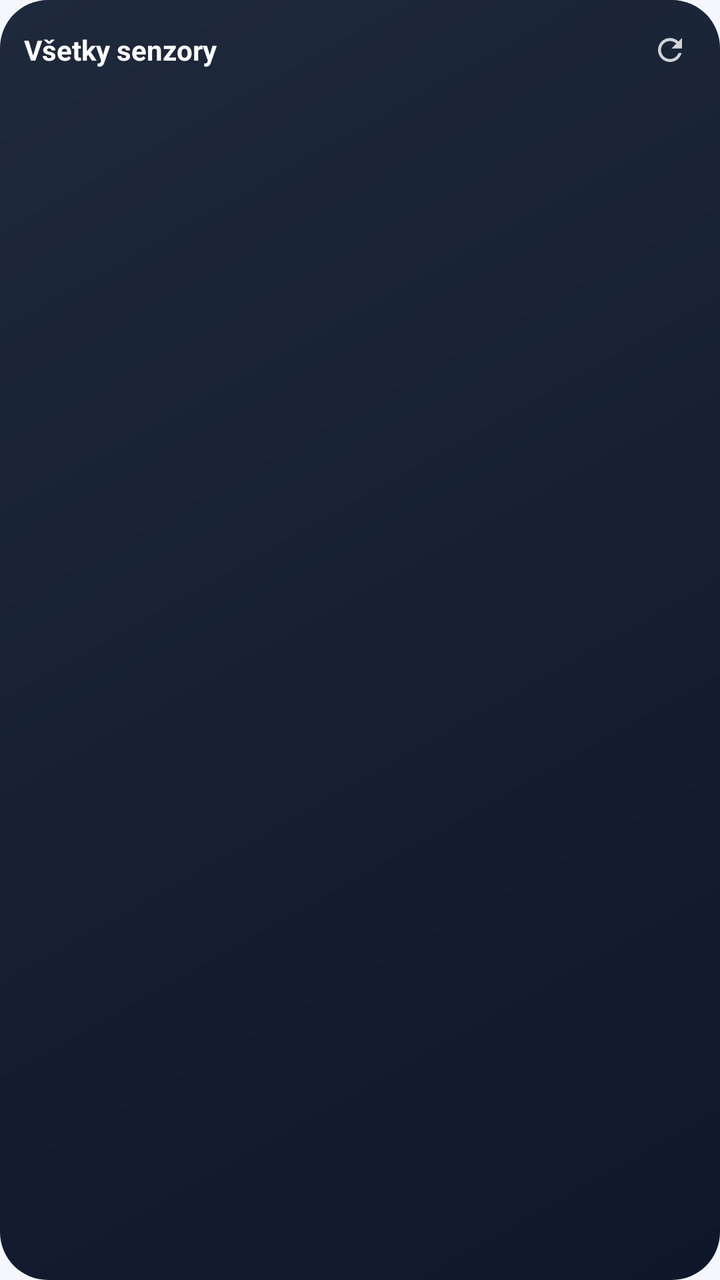
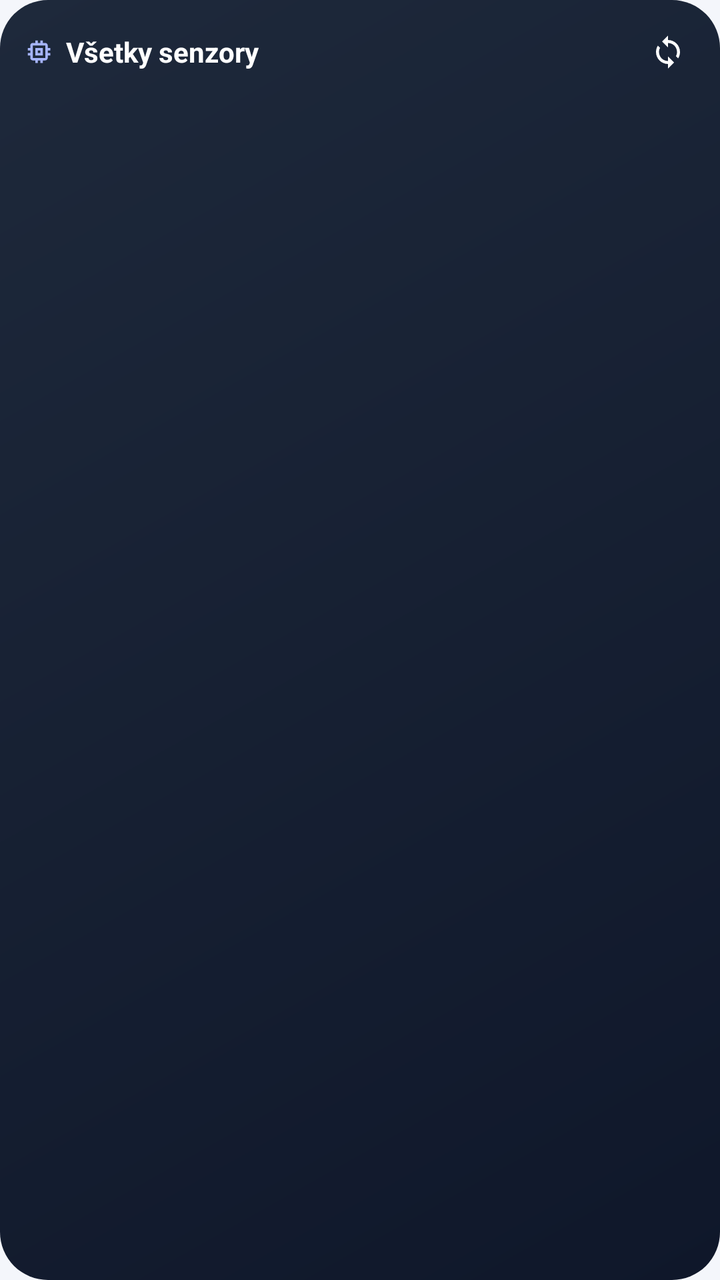

Compare the two renders of this Android layout. The source of the first and the diff that turns it into the second are given below.
<!-- AndroidManifest.xml: application theme AppTheme -->
<!-- res/layout/widget_09.xml -->
<?xml version="1.0" encoding="utf-8"?>
<LinearLayout xmlns:android="http://schemas.android.com/apk/res/android" android:id="@+id/root" android:layout_width="match_parent" android:layout_height="match_parent"
    android:orientation="vertical" android:padding="12dp" android:background="@drawable/bg_dark">
    <LinearLayout android:layout_width="match_parent" android:layout_height="wrap_content" android:gravity="center_vertical">
        <TextView android:layout_width="0dp" android:layout_weight="1" android:layout_height="wrap_content"
            android:textColor="#FFFFFFFF" android:textSize="14sp" android:textStyle="bold" android:text="Všetky senzory" />
        <TextView android:id="@+id/tUpdated" android:layout_width="wrap_content" android:layout_height="wrap_content"
            android:textColor="#77FFFFFF" android:textSize="10sp" />
        <ImageView android:id="@+id/btnRefresh" android:layout_width="26dp" android:layout_height="26dp" android:padding="4dp" android:src="@drawable/ic_refresh" android:contentDescription="Obnoviť" />
    </LinearLayout>
    <TextView android:id="@+id/tEmpty" android:layout_width="match_parent" android:layout_height="0dp" android:layout_weight="1" android:gravity="center"
        android:textColor="#99FFFFFF" android:textSize="12sp" android:text="Žiadne zariadenia" android:visibility="gone" />
    <LinearLayout android:id="@+id/row1" android:layout_width="match_parent" android:layout_height="0dp" android:layout_weight="1"
        android:layout_marginTop="4dp" android:background="@drawable/bg_row" android:gravity="center_vertical" android:paddingStart="10dp" android:paddingEnd="10dp" android:visibility="gone">
        <ImageView android:id="@+id/r1Dot" android:layout_width="8dp" android:layout_height="8dp" android:src="@drawable/dot_offline" />
        <TextView android:id="@+id/r1Name" android:layout_width="0dp" android:layout_weight="1" android:layout_height="wrap_content" android:layout_marginStart="8dp"
            android:textColor="#FFFFFFFF" android:textSize="13sp" android:maxLines="1" android:ellipsize="end" />
        <TextView android:id="@+id/r1Temp" android:layout_width="wrap_content" android:layout_height="wrap_content"
            android:textColor="#FFFDBA74" android:textSize="15sp" android:textStyle="bold" />
        <TextView android:id="@+id/r1Hum" android:layout_width="52dp" android:layout_height="wrap_content" android:gravity="end"
            android:textColor="#FF7DD3FC" android:textSize="15sp" android:textStyle="bold" />
    </LinearLayout>
    <LinearLayout android:id="@+id/row2" android:layout_width="match_parent" android:layout_height="0dp" android:layout_weight="1"
        android:layout_marginTop="4dp" android:background="@drawable/bg_row" android:gravity="center_vertical" android:paddingStart="10dp" android:paddingEnd="10dp" android:visibility="gone">
        <ImageView android:id="@+id/r2Dot" android:layout_width="8dp" android:layout_height="8dp" android:src="@drawable/dot_offline" />
        <TextView android:id="@+id/r2Name" android:layout_width="0dp" android:layout_weight="1" android:layout_height="wrap_content" android:layout_marginStart="8dp"
            android:textColor="#FFFFFFFF" android:textSize="13sp" android:maxLines="1" android:ellipsize="end" />
        <TextView android:id="@+id/r2Temp" android:layout_width="wrap_content" android:layout_height="wrap_content"
            android:textColor="#FFFDBA74" android:textSize="15sp" android:textStyle="bold" />
        <TextView android:id="@+id/r2Hum" android:layout_width="52dp" android:layout_height="wrap_content" android:gravity="end"
            android:textColor="#FF7DD3FC" android:textSize="15sp" android:textStyle="bold" />
    </LinearLayout>
    <LinearLayout android:id="@+id/row3" android:layout_width="match_parent" android:layout_height="0dp" android:layout_weight="1"
        android:layout_marginTop="4dp" android:background="@drawable/bg_row" android:gravity="center_vertical" android:paddingStart="10dp" android:paddingEnd="10dp" android:visibility="gone">
        <ImageView android:id="@+id/r3Dot" android:layout_width="8dp" android:layout_height="8dp" android:src="@drawable/dot_offline" />
        <TextView android:id="@+id/r3Name" android:layout_width="0dp" android:layout_weight="1" android:layout_height="wrap_content" android:layout_marginStart="8dp"
            android:textColor="#FFFFFFFF" android:textSize="13sp" android:maxLines="1" android:ellipsize="end" />
        <TextView android:id="@+id/r3Temp" android:layout_width="wrap_content" android:layout_height="wrap_content"
            android:textColor="#FFFDBA74" android:textSize="15sp" android:textStyle="bold" />
        <TextView android:id="@+id/r3Hum" android:layout_width="52dp" android:layout_height="wrap_content" android:gravity="end"
            android:textColor="#FF7DD3FC" android:textSize="15sp" android:textStyle="bold" />
    </LinearLayout>
    <LinearLayout android:id="@+id/row4" android:layout_width="match_parent" android:layout_height="0dp" android:layout_weight="1"
        android:layout_marginTop="4dp" android:background="@drawable/bg_row" android:gravity="center_vertical" android:paddingStart="10dp" android:paddingEnd="10dp" android:visibility="gone">
        <ImageView android:id="@+id/r4Dot" android:layout_width="8dp" android:layout_height="8dp" android:src="@drawable/dot_offline" />
        <TextView android:id="@+id/r4Name" android:layout_width="0dp" android:layout_weight="1" android:layout_height="wrap_content" android:layout_marginStart="8dp"
            android:textColor="#FFFFFFFF" android:textSize="13sp" android:maxLines="1" android:ellipsize="end" />
        <TextView android:id="@+id/r4Temp" android:layout_width="wrap_content" android:layout_height="wrap_content"
            android:textColor="#FFFDBA74" android:textSize="15sp" android:textStyle="bold" />
        <TextView android:id="@+id/r4Hum" android:layout_width="52dp" android:layout_height="wrap_content" android:gravity="end"
            android:textColor="#FF7DD3FC" android:textSize="15sp" android:textStyle="bold" />
    </LinearLayout>
    <LinearLayout android:id="@+id/row5" android:layout_width="match_parent" android:layout_height="0dp" android:layout_weight="1"
        android:layout_marginTop="4dp" android:background="@drawable/bg_row" android:gravity="center_vertical" android:paddingStart="10dp" android:paddingEnd="10dp" android:visibility="gone">
        <ImageView android:id="@+id/r5Dot" android:layout_width="8dp" android:layout_height="8dp" android:src="@drawable/dot_offline" />
        <TextView android:id="@+id/r5Name" android:layout_width="0dp" android:layout_weight="1" android:layout_height="wrap_content" android:layout_marginStart="8dp"
            android:textColor="#FFFFFFFF" android:textSize="13sp" android:maxLines="1" android:ellipsize="end" />
        <TextView android:id="@+id/r5Temp" android:layout_width="wrap_content" android:layout_height="wrap_content"
            android:textColor="#FFFDBA74" android:textSize="15sp" android:textStyle="bold" />
        <TextView android:id="@+id/r5Hum" android:layout_width="52dp" android:layout_height="wrap_content" android:gravity="end"
            android:textColor="#FF7DD3FC" android:textSize="15sp" android:textStyle="bold" />
    </LinearLayout>
</LinearLayout>
<!-- resources referenced by this layout -->
<resources>
  <!-- drawable ic_refresh (drawable) -->
  <?xml version="1.0" encoding="utf-8"?>
  <vector xmlns:android="http://schemas.android.com/apk/res/android" android:width="24dp" android:height="24dp" android:viewportWidth="24" android:viewportHeight="24">
      <path android:fillColor="#CCFFFFFF" android:pathData="M17.65,6.35C16.2,4.9 14.21,4 12,4c-4.42,0 -7.99,3.58 -7.99,8s3.57,8 7.99,8c3.73,0 6.84,-2.55 7.73,-6h-2.08c-0.82,2.33 -3.04,4 -5.65,4 -3.31,0 -6,-2.69 -6,-6s2.69,-6 6,-6c1.66,0 3.14,0.69 4.22,1.78L13,11h7V4l-2.35,2.35z" />
  </vector>
  <!-- unchanged entries left out for length: 4 -->
</resources>

<!-- the commit's change to res/layout/widget_09.xml (unified diff, before → after) -->
@@ -1,63 +1,80 @@
 <?xml version="1.0" encoding="utf-8"?>
-<LinearLayout xmlns:android="http://schemas.android.com/apk/res/android" android:id="@+id/root" android:layout_width="match_parent" android:layout_height="match_parent"
-    android:orientation="vertical" android:padding="12dp" android:background="@drawable/bg_dark">
-    <LinearLayout android:layout_width="match_parent" android:layout_height="wrap_content" android:gravity="center_vertical">
-        <TextView android:layout_width="0dp" android:layout_weight="1" android:layout_height="wrap_content"
-            android:textColor="#FFFFFFFF" android:textSize="14sp" android:textStyle="bold" android:text="Všetky senzory" />
-        <TextView android:id="@+id/tUpdated" android:layout_width="wrap_content" android:layout_height="wrap_content"
-            android:textColor="#77FFFFFF" android:textSize="10sp" />
-        <ImageView android:id="@+id/btnRefresh" android:layout_width="26dp" android:layout_height="26dp" android:padding="4dp" android:src="@drawable/ic_refresh" android:contentDescription="Obnoviť" />
-    </LinearLayout>
-    <TextView android:id="@+id/tEmpty" android:layout_width="match_parent" android:layout_height="0dp" android:layout_weight="1" android:gravity="center"
-        android:textColor="#99FFFFFF" android:textSize="12sp" android:text="Žiadne zariadenia" android:visibility="gone" />
-    <LinearLayout android:id="@+id/row1" android:layout_width="match_parent" android:layout_height="0dp" android:layout_weight="1"
-        android:layout_marginTop="4dp" android:background="@drawable/bg_row" android:gravity="center_vertical" android:paddingStart="10dp" android:paddingEnd="10dp" android:visibility="gone">
-        <ImageView android:id="@+id/r1Dot" android:layout_width="8dp" android:layout_height="8dp" android:src="@drawable/dot_offline" />
-        <TextView android:id="@+id/r1Name" android:layout_width="0dp" android:layout_weight="1" android:layout_height="wrap_content" android:layout_marginStart="8dp"
-            android:textColor="#FFFFFFFF" android:textSize="13sp" android:maxLines="1" android:ellipsize="end" />
-        <TextView android:id="@+id/r1Temp" android:layout_width="wrap_content" android:layout_height="wrap_content"
-            android:textColor="#FFFDBA74" android:textSize="15sp" android:textStyle="bold" />
-        <TextView android:id="@+id/r1Hum" android:layout_width="52dp" android:layout_height="wrap_content" android:gravity="end"
-            android:textColor="#FF7DD3FC" android:textSize="15sp" android:textStyle="bold" />
-    </LinearLayout>
-    <LinearLayout android:id="@+id/row2" android:layout_width="match_parent" android:layout_height="0dp" android:layout_weight="1"
-        android:layout_marginTop="4dp" android:background="@drawable/bg_row" android:gravity="center_vertical" android:paddingStart="10dp" android:paddingEnd="10dp" android:visibility="gone">
-        <ImageView android:id="@+id/r2Dot" android:layout_width="8dp" android:layout_height="8dp" android:src="@drawable/dot_offline" />
-        <TextView android:id="@+id/r2Name" android:layout_width="0dp" android:layout_weight="1" android:layout_height="wrap_content" android:layout_marginStart="8dp"
-            android:textColor="#FFFFFFFF" android:textSize="13sp" android:maxLines="1" android:ellipsize="end" />
-        <TextView android:id="@+id/r2Temp" android:layout_width="wrap_content" android:layout_height="wrap_content"
-            android:textColor="#FFFDBA74" android:textSize="15sp" android:textStyle="bold" />
-        <TextView android:id="@+id/r2Hum" android:layout_width="52dp" android:layout_height="wrap_content" android:gravity="end"
-            android:textColor="#FF7DD3FC" android:textSize="15sp" android:textStyle="bold" />
-    </LinearLayout>
-    <LinearLayout android:id="@+id/row3" android:layout_width="match_parent" android:layout_height="0dp" android:layout_weight="1"
-        android:layout_marginTop="4dp" android:background="@drawable/bg_row" android:gravity="center_vertical" android:paddingStart="10dp" android:paddingEnd="10dp" android:visibility="gone">
-        <ImageView android:id="@+id/r3Dot" android:layout_width="8dp" android:layout_height="8dp" android:src="@drawable/dot_offline" />
-        <TextView android:id="@+id/r3Name" android:layout_width="0dp" android:layout_weight="1" android:layout_height="wrap_content" android:layout_marginStart="8dp"
-            android:textColor="#FFFFFFFF" android:textSize="13sp" android:maxLines="1" android:ellipsize="end" />
-        <TextView android:id="@+id/r3Temp" android:layout_width="wrap_content" android:layout_height="wrap_content"
-            android:textColor="#FFFDBA74" android:textSize="15sp" android:textStyle="bold" />
-        <TextView android:id="@+id/r3Hum" android:layout_width="52dp" android:layout_height="wrap_content" android:gravity="end"
-            android:textColor="#FF7DD3FC" android:textSize="15sp" android:textStyle="bold" />
-    </LinearLayout>
-    <LinearLayout android:id="@+id/row4" android:layout_width="match_parent" android:layout_height="0dp" android:layout_weight="1"
-        android:layout_marginTop="4dp" android:background="@drawable/bg_row" android:gravity="center_vertical" android:paddingStart="10dp" android:paddingEnd="10dp" android:visibility="gone">
-        <ImageView android:id="@+id/r4Dot" android:layout_width="8dp" android:layout_height="8dp" android:src="@drawable/dot_offline" />
-        <TextView android:id="@+id/r4Name" android:layout_width="0dp" android:layout_weight="1" android:layout_height="wrap_content" android:layout_marginStart="8dp"
-            android:textColor="#FFFFFFFF" android:textSize="13sp" android:maxLines="1" android:ellipsize="end" />
-        <TextView android:id="@+id/r4Temp" android:layout_width="wrap_content" android:layout_height="wrap_content"
-            android:textColor="#FFFDBA74" android:textSize="15sp" android:textStyle="bold" />
-        <TextView android:id="@+id/r4Hum" android:layout_width="52dp" android:layout_height="wrap_content" android:gravity="end"
-            android:textColor="#FF7DD3FC" android:textSize="15sp" android:textStyle="bold" />
-    </LinearLayout>
-    <LinearLayout android:id="@+id/row5" android:layout_width="match_parent" android:layout_height="0dp" android:layout_weight="1"
-        android:layout_marginTop="4dp" android:background="@drawable/bg_row" android:gravity="center_vertical" android:paddingStart="10dp" android:paddingEnd="10dp" android:visibility="gone">
-        <ImageView android:id="@+id/r5Dot" android:layout_width="8dp" android:layout_height="8dp" android:src="@drawable/dot_offline" />
-        <TextView android:id="@+id/r5Name" android:layout_width="0dp" android:layout_weight="1" android:layout_height="wrap_content" android:layout_marginStart="8dp"
-            android:textColor="#FFFFFFFF" android:textSize="13sp" android:maxLines="1" android:ellipsize="end" />
-        <TextView android:id="@+id/r5Temp" android:layout_width="wrap_content" android:layout_height="wrap_content"
-            android:textColor="#FFFDBA74" android:textSize="15sp" android:textStyle="bold" />
-        <TextView android:id="@+id/r5Hum" android:layout_width="52dp" android:layout_height="wrap_content" android:gravity="end"
-            android:textColor="#FF7DD3FC" android:textSize="15sp" android:textStyle="bold" />
-    </LinearLayout>
+<LinearLayout xmlns:android="http://schemas.android.com/apk/res/android" android:id="@+id/root" android:layout_width="match_parent" android:layout_height="match_parent" android:orientation="vertical" android:gravity="top" android:padding="12dp" android:background="@drawable/bg_dark">
+<LinearLayout android:layout_width="match_parent" android:layout_height="wrap_content" android:orientation="horizontal" android:gravity="center_vertical">
+  <ImageView android:layout_width="15dp" android:layout_height="15dp" android:layout_marginEnd="6dp" android:src="@drawable/ic_sensor" android:tint="#FFA5B4FC" android:importantForAccessibility="no" />
+  <TextView android:layout_width="0dp" android:layout_weight="1" android:layout_height="wrap_content" android:textColor="#FFFFFFFF" android:textSize="14sp" android:textStyle="bold" android:text="Všetky senzory" />
+  <ImageView android:id="@+id/btnRefresh" android:layout_width="28dp" android:layout_height="28dp" android:padding="5dp" android:src="@drawable/ic_sync" android:tint="#CCFFFFFF" android:contentDescription="Obnoviť" />
 </LinearLayout>
+<TextView android:id="@+id/tEmpty" android:layout_width="match_parent" android:layout_height="0dp" android:layout_weight="1" android:gravity="center" android:textColor="#99FFFFFF" android:textSize="12sp" android:text="Žiadne zariadenia" android:visibility="gone" />
+<LinearLayout android:id="@+id/row1" android:layout_width="match_parent" android:layout_height="0dp" android:layout_weight="1" android:minHeight="26dp" android:layout_marginTop="4dp" android:background="@drawable/bg_row" android:gravity="center_vertical" android:paddingStart="10dp" android:paddingEnd="10dp" android:visibility="gone">
+  <ImageView android:id="@+id/r1Dot" android:layout_width="8dp" android:layout_height="8dp" android:src="@drawable/dot_offline" />
+  <TextView android:id="@+id/r1Name" android:layout_width="0dp" android:layout_height="wrap_content" android:textColor="#FFFFFFFF" android:textSize="13sp" android:maxLines="1" android:ellipsize="end" android:includeFontPadding="false" android:layout_weight="1" android:layout_marginStart="8dp" />
+  <ImageView android:layout_width="13dp" android:layout_height="13dp" android:src="@drawable/ic_thermo" android:tint="#FFFDBA74" android:importantForAccessibility="no" />
+  <TextView android:id="@+id/r1Temp" android:layout_width="wrap_content" android:layout_height="wrap_content" android:textColor="#FFFDBA74" android:textSize="14sp" android:textStyle="bold" android:maxLines="1" android:ellipsize="end" android:includeFontPadding="false" />
+  <ImageView android:layout_width="12dp" android:layout_height="12dp" android:layout_marginStart="8dp" android:src="@drawable/ic_drop" android:tint="#FF7DD3FC" android:importantForAccessibility="no" />
+  <TextView android:id="@+id/r1Hum" android:layout_width="wrap_content" android:layout_height="wrap_content" android:textColor="#FF7DD3FC" android:textSize="14sp" android:textStyle="bold" android:maxLines="1" android:ellipsize="end" android:includeFontPadding="false" android:minWidth="40dp" android:gravity="end" />
+</LinearLayout>
+<LinearLayout android:id="@+id/row2" android:layout_width="match_parent" android:layout_height="0dp" android:layout_weight="1" android:minHeight="26dp" android:layout_marginTop="4dp" android:background="@drawable/bg_row" android:gravity="center_vertical" android:paddingStart="10dp" android:paddingEnd="10dp" android:visibility="gone">
+  <ImageView android:id="@+id/r2Dot" android:layout_width="8dp" android:layout_height="8dp" android:src="@drawable/dot_offline" />
+  <TextView android:id="@+id/r2Name" android:layout_width="0dp" android:layout_height="wrap_content" android:textColor="#FFFFFFFF" android:textSize="13sp" android:maxLines="1" android:ellipsize="end" android:includeFontPadding="false" android:layout_weight="1" android:layout_marginStart="8dp" />
+  <ImageView android:layout_width="13dp" android:layout_height="13dp" android:src="@drawable/ic_thermo" android:tint="#FFFDBA74" android:importantForAccessibility="no" />
+  <TextView android:id="@+id/r2Temp" android:layout_width="wrap_content" android:layout_height="wrap_content" android:textColor="#FFFDBA74" android:textSize="14sp" android:textStyle="bold" android:maxLines="1" android:ellipsize="end" android:includeFontPadding="false" />
+  <ImageView android:layout_width="12dp" android:layout_height="12dp" android:layout_marginStart="8dp" android:src="@drawable/ic_drop" android:tint="#FF7DD3FC" android:importantForAccessibility="no" />
+  <TextView android:id="@+id/r2Hum" android:layout_width="wrap_content" android:layout_height="wrap_content" android:textColor="#FF7DD3FC" android:textSize="14sp" android:textStyle="bold" android:maxLines="1" android:ellipsize="end" android:includeFontPadding="false" android:minWidth="40dp" android:gravity="end" />
+</LinearLayout>
+<LinearLayout android:id="@+id/row3" android:layout_width="match_parent" android:layout_height="0dp" android:layout_weight="1" android:minHeight="26dp" android:layout_marginTop="4dp" android:background="@drawable/bg_row" android:gravity="center_vertical" android:paddingStart="10dp" android:paddingEnd="10dp" android:visibility="gone">
+  <ImageView android:id="@+id/r3Dot" android:layout_width="8dp" android:layout_height="8dp" android:src="@drawable/dot_offline" />
+  <TextView android:id="@+id/r3Name" android:layout_width="0dp" android:layout_height="wrap_content" android:textColor="#FFFFFFFF" android:textSize="13sp" android:maxLines="1" android:ellipsize="end" android:includeFontPadding="false" android:layout_weight="1" android:layout_marginStart="8dp" />
+  <ImageView android:layout_width="13dp" android:layout_height="13dp" android:src="@drawable/ic_thermo" android:tint="#FFFDBA74" android:importantForAccessibility="no" />
+  <TextView android:id="@+id/r3Temp" android:layout_width="wrap_content" android:layout_height="wrap_content" android:textColor="#FFFDBA74" android:textSize="14sp" android:textStyle="bold" android:maxLines="1" android:ellipsize="end" android:includeFontPadding="false" />
+  <ImageView android:layout_width="12dp" android:layout_height="12dp" android:layout_marginStart="8dp" android:src="@drawable/ic_drop" android:tint="#FF7DD3FC" android:importantForAccessibility="no" />
+  <TextView android:id="@+id/r3Hum" android:layout_width="wrap_content" android:layout_height="wrap_content" android:textColor="#FF7DD3FC" android:textSize="14sp" android:textStyle="bold" android:maxLines="1" android:ellipsize="end" android:includeFontPadding="false" android:minWidth="40dp" android:gravity="end" />
+</LinearLayout>
+<LinearLayout android:id="@+id/row4" android:layout_width="match_parent" android:layout_height="0dp" android:layout_weight="1" android:minHeight="26dp" android:layout_marginTop="4dp" android:background="@drawable/bg_row" android:gravity="center_vertical" android:paddingStart="10dp" android:paddingEnd="10dp" android:visibility="gone">
+  <ImageView android:id="@+id/r4Dot" android:layout_width="8dp" android:layout_height="8dp" android:src="@drawable/dot_offline" />
+  <TextView android:id="@+id/r4Name" android:layout_width="0dp" android:layout_height="wrap_content" android:textColor="#FFFFFFFF" android:textSize="13sp" android:maxLines="1" android:ellipsize="end" android:includeFontPadding="false" android:layout_weight="1" android:layout_marginStart="8dp" />
+  <ImageView android:layout_width="13dp" android:layout_height="13dp" android:src="@drawable/ic_thermo" android:tint="#FFFDBA74" android:importantForAccessibility="no" />
+  <TextView android:id="@+id/r4Temp" android:layout_width="wrap_content" android:layout_height="wrap_content" android:textColor="#FFFDBA74" android:textSize="14sp" android:textStyle="bold" android:maxLines="1" android:ellipsize="end" android:includeFontPadding="false" />
+  <ImageView android:layout_width="12dp" android:layout_height="12dp" android:layout_marginStart="8dp" android:src="@drawable/ic_drop" android:tint="#FF7DD3FC" android:importantForAccessibility="no" />
+  <TextView android:id="@+id/r4Hum" android:layout_width="wrap_content" android:layout_height="wrap_content" android:textColor="#FF7DD3FC" android:textSize="14sp" android:textStyle="bold" android:maxLines="1" android:ellipsize="end" android:includeFontPadding="false" android:minWidth="40dp" android:gravity="end" />
+</LinearLayout>
+<LinearLayout android:id="@+id/row5" android:layout_width="match_parent" android:layout_height="0dp" android:layout_weight="1" android:minHeight="26dp" android:layout_marginTop="4dp" android:background="@drawable/bg_row" android:gravity="center_vertical" android:paddingStart="10dp" android:paddingEnd="10dp" android:visibility="gone">
+  <ImageView android:id="@+id/r5Dot" android:layout_width="8dp" android:layout_height="8dp" android:src="@drawable/dot_offline" />
+  <TextView android:id="@+id/r5Name" android:layout_width="0dp" android:layout_height="wrap_content" android:textColor="#FFFFFFFF" android:textSize="13sp" android:maxLines="1" android:ellipsize="end" android:includeFontPadding="false" android:layout_weight="1" android:layout_marginStart="8dp" />
+  <ImageView android:layout_width="13dp" android:layout_height="13dp" android:src="@drawable/ic_thermo" android:tint="#FFFDBA74" android:importantForAccessibility="no" />
+  <TextView android:id="@+id/r5Temp" android:layout_width="wrap_content" android:layout_height="wrap_content" android:textColor="#FFFDBA74" android:textSize="14sp" android:textStyle="bold" android:maxLines="1" android:ellipsize="end" android:includeFontPadding="false" />
+  <ImageView android:layout_width="12dp" android:layout_height="12dp" android:layout_marginStart="8dp" android:src="@drawable/ic_drop" android:tint="#FF7DD3FC" android:importantForAccessibility="no" />
+  <TextView android:id="@+id/r5Hum" android:layout_width="wrap_content" android:layout_height="wrap_content" android:textColor="#FF7DD3FC" android:textSize="14sp" android:textStyle="bold" android:maxLines="1" android:ellipsize="end" android:includeFontPadding="false" android:minWidth="40dp" android:gravity="end" />
+</LinearLayout>
+<include layout="@layout/widget_info_block" />
+</LinearLayout>
+<!-- res/layout/widget_info_block.xml (included above) -->
+<?xml version="1.0" encoding="utf-8"?>
+<LinearLayout xmlns:android="http://schemas.android.com/apk/res/android" android:id="@+id/infoBlock" android:layout_width="match_parent" android:layout_height="wrap_content" android:orientation="vertical" android:layout_marginTop="4dp">
+<LinearLayout android:id="@+id/rowPlace" android:layout_width="match_parent" android:layout_height="wrap_content" android:orientation="horizontal" android:gravity="center_vertical" android:visibility="gone" android:layout_marginTop="2dp">
+  <ImageView android:layout_width="11dp" android:layout_height="11dp" android:layout_marginEnd="4dp" android:src="@drawable/ic_place" android:tint="#CCFFFFFF" android:importantForAccessibility="no" />
+  <TextView android:id="@+id/tPlace" android:layout_width="0dp" android:layout_height="wrap_content" android:textColor="#DDFFFFFF" android:textSize="10sp" android:maxLines="1" android:ellipsize="end" android:includeFontPadding="false" android:layout_weight="1" />
+</LinearLayout>
+<LinearLayout android:id="@+id/rowClock" android:layout_width="match_parent" android:layout_height="wrap_content" android:orientation="horizontal" android:gravity="center_vertical" android:visibility="gone" android:layout_marginTop="2dp">
+  <LinearLayout android:id="@+id/grpTime" android:layout_width="wrap_content" android:layout_height="wrap_content" android:gravity="center_vertical" android:layout_marginEnd="8dp">
+    <ImageView android:layout_width="11dp" android:layout_height="11dp" android:layout_marginEnd="4dp" android:src="@drawable/ic_clock" android:tint="#CCFFFFFF" android:importantForAccessibility="no" />
+    <TextClock android:id="@+id/clockTime" android:layout_width="wrap_content" android:layout_height="wrap_content" android:format24Hour="HH:mm" android:format12Hour="HH:mm" android:textColor="#FFFFFFFF" android:textSize="11sp" android:textStyle="bold" android:includeFontPadding="false" />
+  </LinearLayout>
+  <LinearLayout android:id="@+id/grpDate" android:layout_width="0dp" android:layout_weight="1" android:layout_height="wrap_content" android:gravity="center_vertical">
+    <ImageView android:layout_width="11dp" android:layout_height="11dp" android:layout_marginEnd="4dp" android:src="@drawable/ic_calendar" android:tint="#CCFFFFFF" android:importantForAccessibility="no" />
+    <TextClock android:id="@+id/clockDate" android:layout_width="wrap_content" android:layout_height="wrap_content" android:format24Hour="EEE d. MMM yyyy" android:format12Hour="EEE d. MMM yyyy" android:textColor="#DDFFFFFF" android:textSize="10sp" android:maxLines="1" android:includeFontPadding="false" />
+  </LinearLayout>
+</LinearLayout>
+<LinearLayout android:id="@+id/rowExtra" android:layout_width="match_parent" android:layout_height="wrap_content" android:orientation="horizontal" android:gravity="center_vertical" android:visibility="gone" android:layout_marginTop="2dp">
+  <ImageView android:layout_width="11dp" android:layout_height="11dp" android:layout_marginEnd="4dp" android:src="@drawable/ic_mood" android:tint="#CCFFFFFF" android:importantForAccessibility="no" />
+  <TextView android:id="@+id/tExtra" android:layout_width="0dp" android:layout_height="wrap_content" android:textColor="#DDFFFFFF" android:textSize="10sp" android:maxLines="1" android:ellipsize="end" android:includeFontPadding="false" android:layout_weight="1" />
+</LinearLayout>
+<LinearLayout android:id="@+id/rowToday" android:layout_width="match_parent" android:layout_height="wrap_content" android:orientation="horizontal" android:gravity="center_vertical" android:visibility="gone" android:layout_marginTop="2dp">
+  <ImageView android:layout_width="11dp" android:layout_height="11dp" android:layout_marginEnd="4dp" android:src="@drawable/ic_chart" android:tint="#CCFFFFFF" android:importantForAccessibility="no" />
+  <TextView android:id="@+id/tToday" android:layout_width="0dp" android:layout_height="wrap_content" android:textColor="#DDFFFFFF" android:textSize="10sp" android:maxLines="1" android:ellipsize="end" android:includeFontPadding="false" android:layout_weight="1" />
+</LinearLayout>
+<LinearLayout android:id="@+id/rowUpdated" android:layout_width="match_parent" android:layout_height="wrap_content" android:orientation="horizontal" android:gravity="center_vertical" android:visibility="gone" android:layout_marginTop="2dp">
+  <ImageView android:layout_width="11dp" android:layout_height="11dp" android:layout_marginEnd="4dp" android:src="@drawable/ic_sync" android:tint="#AAFFFFFF" android:importantForAccessibility="no" />
+  <TextView android:id="@+id/tUpdatedAt" android:layout_width="0dp" android:layout_height="wrap_content" android:textColor="#AAFFFFFF" android:textSize="10sp" android:maxLines="1" android:ellipsize="end" android:includeFontPadding="false" android:layout_weight="1" />
+</LinearLayout>
+</LinearLayout>
<!-- resource entries referenced after the edit -->
@@ -1,9 +1,49 @@
 <!-- resources referenced by this layout -->
 <resources>
-  <!-- drawable ic_refresh (drawable) -->
+  <!-- drawable ic_calendar (drawable) -->
   <?xml version="1.0" encoding="utf-8"?>
   <vector xmlns:android="http://schemas.android.com/apk/res/android" android:width="24dp" android:height="24dp" android:viewportWidth="24" android:viewportHeight="24">
-      <path android:fillColor="#CCFFFFFF" android:pathData="M17.65,6.35C16.2,4.9 14.21,4 12,4c-4.42,0 -7.99,3.58 -7.99,8s3.57,8 7.99,8c3.73,0 6.84,-2.55 7.73,-6h-2.08c-0.82,2.33 -3.04,4 -5.65,4 -3.31,0 -6,-2.69 -6,-6s2.69,-6 6,-6c1.66,0 3.14,0.69 4.22,1.78L13,11h7V4l-2.35,2.35z" />
+      <path android:fillColor="#FFFFFFFF" android:pathData="M19,3h-1V1h-2v2H8V1H6v2H5c-1.11,0 -1.99,0.9 -1.99,2L3,19c0,1.1 0.89,2 2,2h14c1.1,0 2,-0.9 2,-2V5c0,-1.1 -0.9,-2 -2,-2zM19,19H5V8h14v11zM7,10h5v5H7z" />
+  </vector>
+  <!-- drawable ic_chart (drawable) -->
+  <?xml version="1.0" encoding="utf-8"?>
+  <vector xmlns:android="http://schemas.android.com/apk/res/android" android:width="24dp" android:height="24dp" android:viewportWidth="24" android:viewportHeight="24">
+      <path android:fillColor="#FFFFFFFF" android:pathData="M3.5,18.49l6,-6.01 4,4L22,6.92l-1.41,-1.41 -7.09,7.97 -4,-4L2,16.99z" />
+  </vector>
+  <!-- drawable ic_clock (drawable) -->
+  <?xml version="1.0" encoding="utf-8"?>
+  <vector xmlns:android="http://schemas.android.com/apk/res/android" android:width="24dp" android:height="24dp" android:viewportWidth="24" android:viewportHeight="24">
+      <path android:fillColor="#FFFFFFFF" android:pathData="M11.99,2C6.47,2 2,6.48 2,12s4.47,10 9.99,10C17.52,22 22,17.52 22,12S17.52,2 11.99,2zM12,20c-4.42,0 -8,-3.58 -8,-8s3.58,-8 8,-8 8,3.58 8,8 -3.58,8 -8,8zM12.5,7H11v6l5.25,3.15 0.75,-1.23 -4.5,-2.67z" />
+  </vector>
+  <!-- drawable ic_drop (drawable) -->
+  <?xml version="1.0" encoding="utf-8"?>
+  <vector xmlns:android="http://schemas.android.com/apk/res/android" android:width="24dp" android:height="24dp" android:viewportWidth="24" android:viewportHeight="24">
+      <path android:fillColor="#FFFFFFFF" android:pathData="M12,2c-5.33,4.55 -8,8.48 -8,11.8c0,4.98 3.8,8.2 8,8.2s8,-3.22 8,-8.2C20,10.48 17.33,6.55 12,2z" />
+  </vector>
+  <!-- drawable ic_mood (drawable) -->
+  <?xml version="1.0" encoding="utf-8"?>
+  <vector xmlns:android="http://schemas.android.com/apk/res/android" android:width="24dp" android:height="24dp" android:viewportWidth="24" android:viewportHeight="24">
+      <path android:fillColor="#FFFFFFFF" android:pathData="M11.99,2C6.47,2 2,6.48 2,12s4.47,10 9.99,10C17.52,22 22,17.52 22,12S17.52,2 11.99,2zM12,20c-4.42,0 -8,-3.58 -8,-8s3.58,-8 8,-8 8,3.58 8,8 -3.58,8 -8,8zM15.5,11c0.83,0 1.5,-0.67 1.5,-1.5S16.33,8 15.5,8 14,8.67 14,9.5s0.67,1.5 1.5,1.5zM8.5,11c0.83,0 1.5,-0.67 1.5,-1.5S9.33,8 8.5,8 7,8.67 7,9.5 7.67,11 8.5,11zM12,17.5c2.33,0 4.31,-1.46 5.11,-3.5H6.89c0.8,2.04 2.78,3.5 5.11,3.5z" />
+  </vector>
+  <!-- drawable ic_place (drawable) -->
+  <?xml version="1.0" encoding="utf-8"?>
+  <vector xmlns:android="http://schemas.android.com/apk/res/android" android:width="24dp" android:height="24dp" android:viewportWidth="24" android:viewportHeight="24">
+      <path android:fillColor="#FFFFFFFF" android:pathData="M12,2C8.13,2 5,5.13 5,9c0,5.25 7,13 7,13s7,-7.75 7,-13c0,-3.87 -3.13,-7 -7,-7zM12,11.5c-1.38,0 -2.5,-1.12 -2.5,-2.5s1.12,-2.5 2.5,-2.5 2.5,1.12 2.5,2.5 -1.12,2.5 -2.5,2.5z" />
+  </vector>
+  <!-- drawable ic_sensor (drawable) -->
+  <?xml version="1.0" encoding="utf-8"?>
+  <vector xmlns:android="http://schemas.android.com/apk/res/android" android:width="24dp" android:height="24dp" android:viewportWidth="24" android:viewportHeight="24">
+      <path android:fillColor="#FFFFFFFF" android:pathData="M15,9H9v6h6V9zM13,13h-2v-2h2v2zM21,11V9h-2V7c0,-1.1 -0.9,-2 -2,-2h-2V3h-2v2h-2V3H9v2H7c-1.1,0 -2,0.9 -2,2v2H3v2h2v2H3v2h2v2c0,1.1 0.9,2 2,2h2v2h2v-2h2v2h2v-2h2c1.1,0 2,-0.9 2,-2v-2h2v-2h-2v-2h2zM17,17H7V7h10v10z" />
+  </vector>
+  <!-- drawable ic_sync (drawable) -->
+  <?xml version="1.0" encoding="utf-8"?>
+  <vector xmlns:android="http://schemas.android.com/apk/res/android" android:width="24dp" android:height="24dp" android:viewportWidth="24" android:viewportHeight="24">
+      <path android:fillColor="#FFFFFFFF" android:pathData="M12,4V1L8,5l4,4V6c3.31,0 6,2.69 6,6 0,1.01 -0.25,1.97 -0.7,2.8l1.46,1.46C19.54,15.03 20,13.57 20,12c0,-4.42 -3.58,-8 -8,-8zM12,18c-3.31,0 -6,-2.69 -6,-6 0,-1.01 0.25,-1.97 0.7,-2.8L5.24,7.74C4.46,8.97 4,10.43 4,12c0,4.42 3.58,8 8,8v3l4,-4 -4,-4v3z" />
+  </vector>
+  <!-- drawable ic_thermo (drawable) -->
+  <?xml version="1.0" encoding="utf-8"?>
+  <vector xmlns:android="http://schemas.android.com/apk/res/android" android:width="24dp" android:height="24dp" android:viewportWidth="24" android:viewportHeight="24">
+      <path android:fillColor="#FFFFFFFF" android:pathData="M15,13V5c0,-1.66 -1.34,-3 -3,-3S9,3.34 9,5v8c-1.21,0.91 -2,2.37 -2,4 0,2.76 2.24,5 5,5s5,-2.24 5,-5c0,-1.63 -0.79,-3.09 -2,-4zM11,5c0,-0.55 0.45,-1 1,-1s1,0.45 1,1h-1v1h1v2h-1v1h1v2h-2V5z" />
   </vector>
   <!-- unchanged entries left out for length: 4 -->
 </resources>
